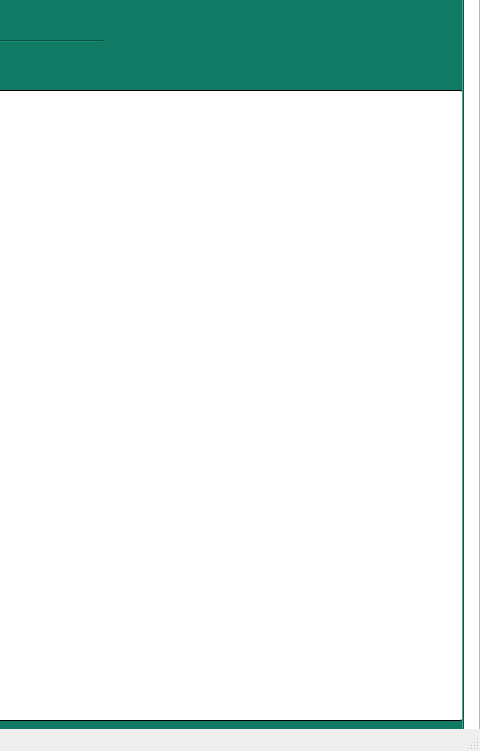
SarraGha/Smart_Park_2A19, file intégration/mainwindow.ui: the form before one commit; both pictures show x 820 to 1300 and y 147 to 898 of the 1300 by 898 pixel window.
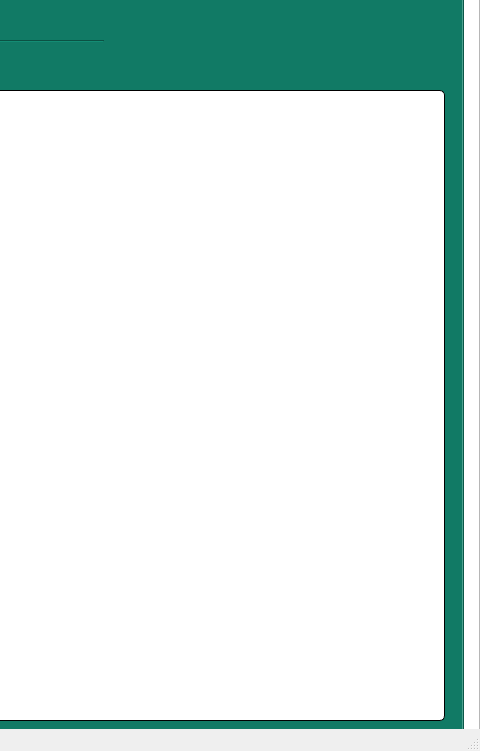
The form after the commit. The open tabs and pages were chosen to show the change. Icons and pictures are not drawn.

Commit message: Integration Visite + Produit + Animaux

What changed in the file:
```diff
--- a/intégration/mainwindow.ui
+++ b/intégration/mainwindow.ui
@@ -3236,7 +3236,7 @@
          <rect>
           <x>20</x>
           <y>160</y>
-          <width>1261</width>
+          <width>1241</width>
           <height>631</height>
          </rect>
         </property>
```
Left out of the diff: 9 changed lines with no effect on the pictures. The commit also changes 1 other file.
